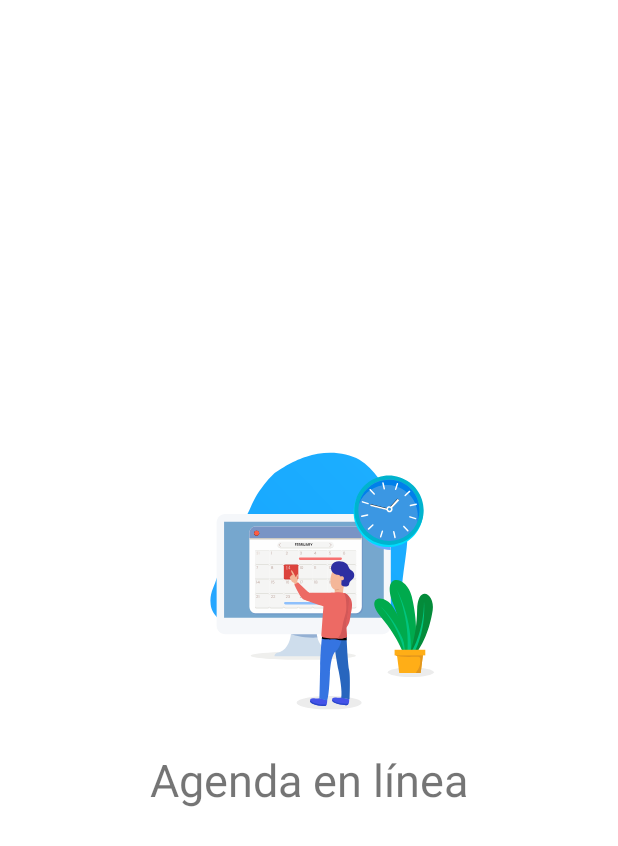
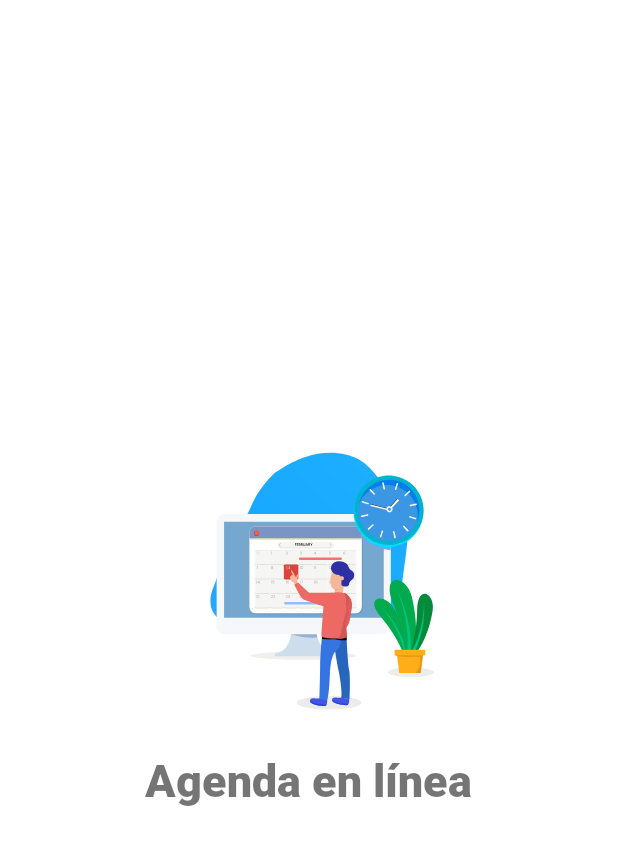
Before and after one commit to FernandoGM2701/agenda_en_linea, an Android app: the SplashScreen screen opened directly, with no data from a screen before it, on a phone screen of 412 x 824 dp. Shown: the top 846 px of the screen. Run offline under Robolectric (Android 15) with nearby library versions, the phone set to English and light mode, and no system bars.

```diff
--- a/app/src/main/res/layout/activity_splash_screen.xml
+++ b/app/src/main/res/layout/activity_splash_screen.xml
@@ -26,7 +26,8 @@
             android:layout_marginTop="15dp"
             android:layout_width="wrap_content"
             android:layout_height="wrap_content"
-            android:text="@string/app_name"/>
+            android:text="@string/app_name"
+            android:fontFamily="@font/robotoblack"/>
 
     </androidx.appcompat.widget.LinearLayoutCompat>
 
```
Also changed, not shown: app/src/main/res/font/robotoblack.ttf (added), app/src/main/res/font/robotoblackitalic.ttf (added), app/src/main/res/font/robotobold.ttf (added), app/src/main/res/font/robotobolditalic.ttf (added), app/src/main/res/font/robotoitalic.ttf (added), app/src/main/res/font/robotolight.ttf (added), app/src/main/res/font/robotolightitalic.ttf (added), app/src/main/res/font/robotomedium.ttf (added), app/src/main/res/font/robotomediumitalic.ttf (added), app/src/main/res/font/robotoregular.ttf (added), app/src/main/res/font/robotothin.ttf (added), app/src/main/res/font/robotothinitalic.ttf (added).
